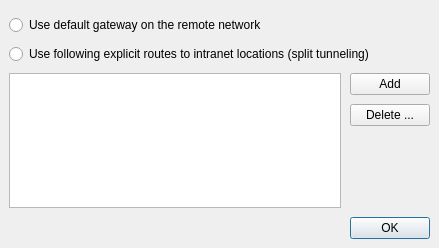
Qt form src/dialogs/RouteSettingsDialog.ui (wejaeger/l2tp-ipsec-vpn) before a commit.
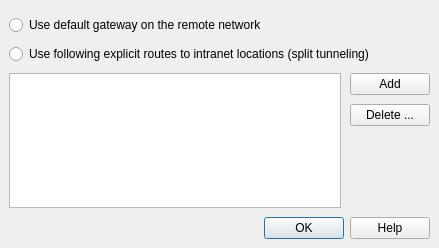
The same form after that commit. Icons and pictures are not drawn.

Commit message: added help button to all dialogs

```diff
--- a/src/dialogs/RouteSettingsDialog.ui
+++ b/src/dialogs/RouteSettingsDialog.ui
@@ -69,7 +69,7 @@
       <enum>Qt::Horizontal</enum>
      </property>
      <property name="standardButtons">
-      <set>QDialogButtonBox::Ok</set>
+      <set>QDialogButtonBox::Help|QDialogButtonBox::Ok</set>
      </property>
     </widget>
    </item>
```
Left out of the diff: 8 changed lines with no effect on the pictures. The commit also changes 27 other files.
